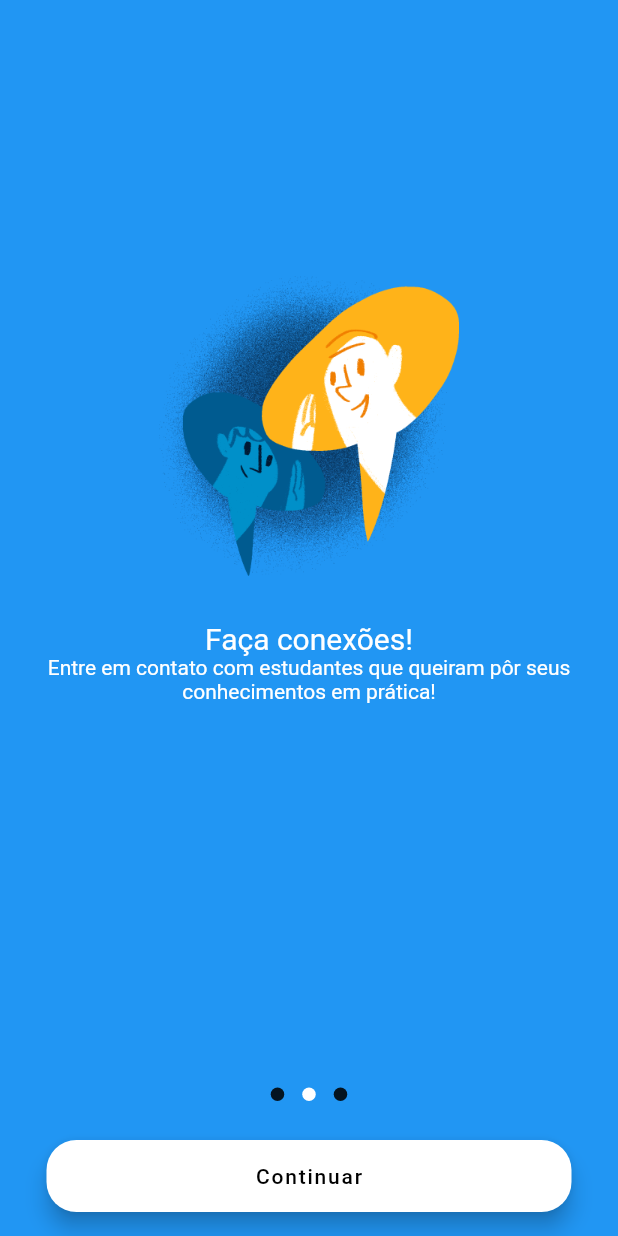
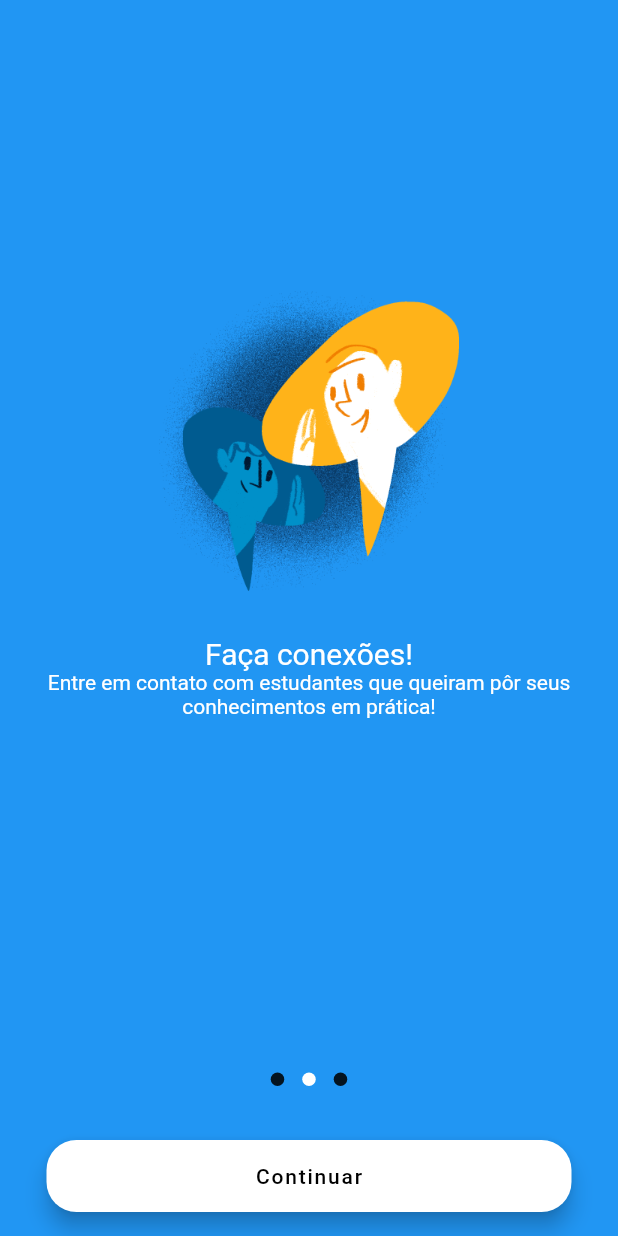
Before and after one commit to hugomachado93/aplicai, a Flutter app: the PreSignupPages screen opened by its route, swiped to page 2, on a phone screen of 412 x 824 dp. Run offline on Flutter 3.47's test engine with Material 2 defaults, Android fonts, the phone set to English and light mode, and no system bars; drawn by our look-alikes of dots_indicator; our stand-ins replace cloud_firestore, firebase_auth, firebase_core, firebase_storage, google_sign_in, image_picker and 1 more; accounts and stored records are empty.

Commit message:
melhora tela de cadastro

```diff
--- a/lib/pages/pre_singup_pages.dart
+++ b/lib/pages/pre_singup_pages.dart
@@ -147,7 +147,7 @@ class PreSignupPagesState extends State<PreSignupPages> {
                           style: TextStyle(color: Colors.white),
                         ),
                   SizedBox(
-                    height: 250,
+                    height: 230,
                   ),
                   DotsIndicator(
                     dotsCount: 3,
@@ -166,7 +166,7 @@ class PreSignupPagesState extends State<PreSignupPages> {
                 mainAxisAlignment: MainAxisAlignment.center,
                 children: [
                   SizedBox(
-                    height: 150,
+                    height: 100,
                   ),
                   Container(
                     height: 200,
@@ -202,7 +202,7 @@ class PreSignupPagesState extends State<PreSignupPages> {
                           ),
                         ),
                   SizedBox(
-                    height: 150,
+                    height: 230,
                   ),
                   DotsIndicator(
                     dotsCount: 3,
--- a/lib/pages/signup_page.dart
+++ b/lib/pages/signup_page.dart
@@ -152,7 +152,10 @@ class _SignupPageState extends State<SignupPage> {
                 width: 100,
                 child: FittedBox(
                   fit: BoxFit.fill,
-                  child: Icon(Icons.photo),
+                  child: Icon(
+                    Icons.photo,
+                    color: Colors.black.withOpacity(0.5),
+                  ),
                 ),
               )
             : Container(
```
